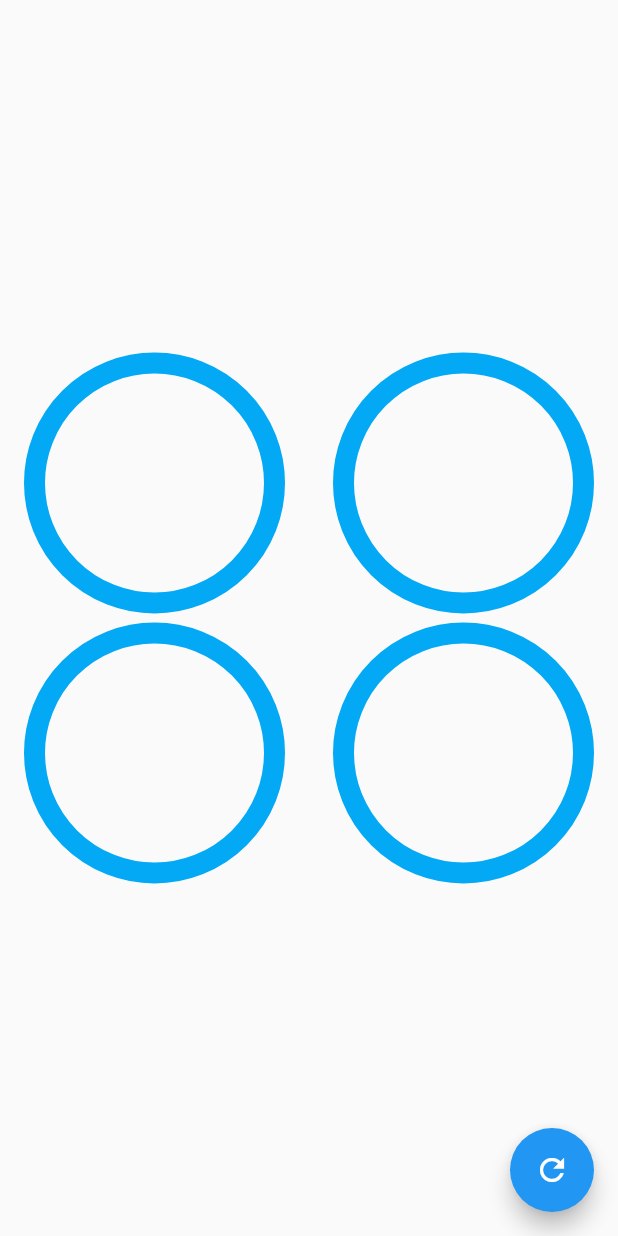
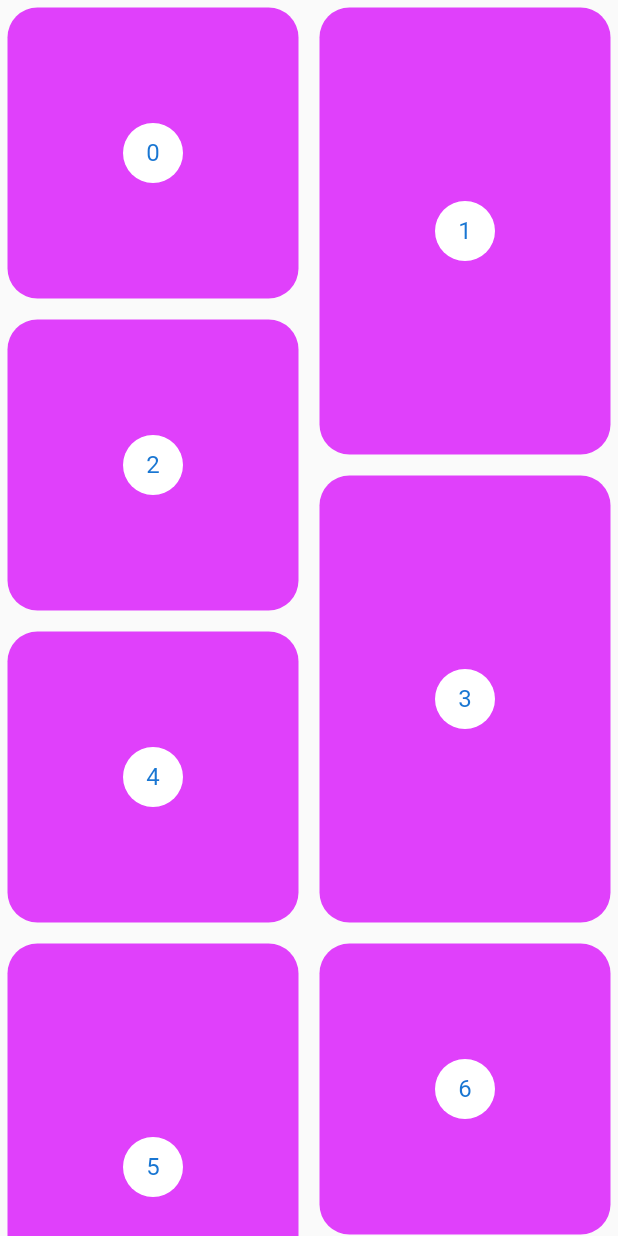
Before and after one commit to VictorHugoAguilar/disenios_animaciones_flutter, a Flutter app: the screen it shows after launch, on a phone screen of 412 x 824 dp. Run offline on Flutter 3.47's test engine with Material 2 defaults, Android fonts, the phone set to English and light mode, and no system bars; our stand-ins replace flutter_svg.

Commit message:
creacion de page con flutter_staggered_grid_view

```diff
--- a/lib/main.dart
+++ b/lib/main.dart
@@ -1,5 +1,6 @@
-import 'package:app_backgrounds_customs/src/pages/graficas_circulares_page.dart';
 import 'package:flutter/material.dart';
+
+import 'package:app_backgrounds_customs/src/pages/pinterest_page.dart';
 
 void main() {
   runApp(MyApp());
@@ -12,7 +13,7 @@ class MyApp extends StatelessWidget {
     return MaterialApp(
       debugShowCheckedModeBanner: false,
       title: 'Diseños de BackGrouds',
-      home: GraficasCircularesPage(),
+      home: PinterestPage(),
     );
   }
 }
--- /dev/null
+++ b/lib/src/pages/pinterest_page.dart
@@ -0,0 +1,54 @@
+import 'package:flutter/material.dart';
+import 'package:flutter_staggered_grid_view/flutter_staggered_grid_view.dart';
+
+class PinterestPage extends StatelessWidget {
+  @override
+  Widget build(BuildContext context) {
+    return Scaffold(
+      body: Center(
+        child: PinterestGrid(),
+      ),
+    );
+  }
+}
+
+class PinterestGrid extends StatelessWidget {
+  final List<int> itemsCard = List.generate(200, (index) => index);
+
+  @override
+  Widget build(BuildContext context) {
+    return new StaggeredGridView.countBuilder(
+      crossAxisCount: 4,
+      itemCount: itemsCard.length,
+      itemBuilder: (BuildContext context, int index) => _PinterestItem(index),
+      staggeredTileBuilder: (int index) =>
+          new StaggeredTile.count(2, index.isEven ? 2 : 3),
+      mainAxisSpacing: 4.0,
+      crossAxisSpacing: 4.0,
+    );
+  }
+}
+
+class _PinterestItem extends StatelessWidget {
+  final int index;
+
+  const _PinterestItem(this.index);
+
+  @override
+  Widget build(BuildContext context) {
+    return new Container(
+      margin: EdgeInsets.all(5),
+      decoration: BoxDecoration(
+          color: Colors.purpleAccent,
+          borderRadius: BorderRadius.all(
+            Radius.circular(20),
+          )),
+      child: new Center(
+        child: new CircleAvatar(
+          backgroundColor: Colors.white,
+          child: new Text('$index'),
+        ),
+      ),
+    );
+  }
+}
--- a/pubspec.yaml
+++ b/pubspec.yaml
@@ -30,6 +30,7 @@ dependencies:
   cupertino_icons: ^1.0.0
   flutter_svg:
   provider: ^4.3.2+2
+  flutter_staggered_grid_view: ^0.3.2
 
 dev_dependencies:
   flutter_test:
```
Also changed, not shown: pubspec.lock, 1 other file.
